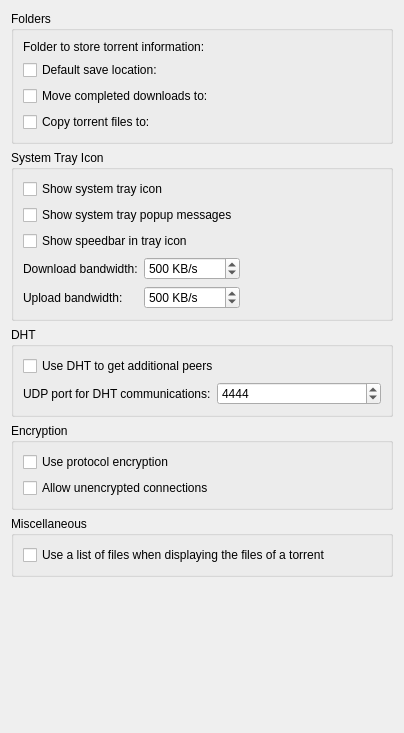
Before: the Qt Designer form ktorrent/generalpref.ui in KDE/ktorrent, drawn with Qt 5.
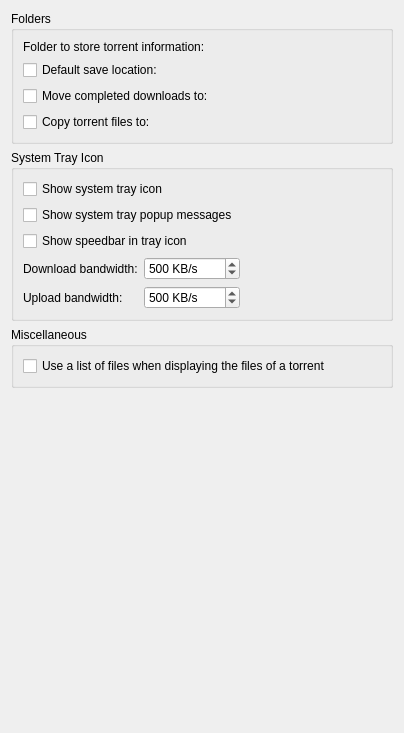
After: the same form once the commit is applied. Custom widgets are drawn as their Qt base class.

Commit message:
Finished settings dialog revamp : - DHT and encryption now are on the BitTorrent settings page - Stats plugin settings have been splitted into two pages
This results in a smaller config dialog, and so 152492 is fixed

```diff
--- a/ktorrent/generalpref.ui
+++ b/ktorrent/generalpref.ui
@@ -202,90 +202,6 @@
      </layout>
     </widget>
    </item>
-   <item>
-    <widget class="QGroupBox" name="dhtGroupBox" >
-     <property name="title" >
-      <string>DHT</string>
-     </property>
-     <layout class="QVBoxLayout" >
-      <item>
-       <widget class="QCheckBox" name="kcfg_dhtSupport" >
-        <property name="toolTip" >
-         <string>DHT is a trackerless protocol to find peers sharing the same torrents as you do.</string>
-        </property>
-        <property name="text" >
-         <string>Use DHT to get additional peers</string>
-        </property>
-       </widget>
-      </item>
-      <item>
-       <layout class="QHBoxLayout" >
-        <item>
-         <widget class="QLabel" name="label_4" >
-          <property name="text" >
-           <string>UDP port for DHT communications:</string>
-          </property>
-         </widget>
-        </item>
-        <item>
-         <widget class="QSpinBox" name="kcfg_dhtPort" >
-          <property name="toolTip" >
-           <string>&lt;html>&lt;head>&lt;meta name="qrichtext" content="1" />&lt;style type="text/css">
-p, li { white-space: pre-wrap; }
-&lt;/style>&lt;/head>&lt;body style=" font-family:'Sans Serif'; font-size:9pt; font-weight:400; font-style:normal;">
-&lt;p style=" margin-top:0px; margin-bottom:0px; margin-left:0px; margin-right:0px; -qt-block-indent:0; text-indent:0px;">UDP port to use for the DHT protocol.&lt;/p>
-&lt;p style="-qt-paragraph-type:empty; margin-top:0px; margin-bottom:0px; margin-left:0px; margin-right:0px; -qt-block-indent:0; text-indent:0px;">&lt;/p>
-&lt;p style=" margin-top:0px; margin-bottom:0px; margin-left:0px; margin-right:0px; -qt-block-indent:0; text-indent:0px;">&lt;span style=" font-weight:600;">Attention:&lt;/span> If you are behind a router, this port needs to be forwarded to accept incoming DHT requests. The UPnP plugin can do this for you.&lt;/p>&lt;/body>&lt;/html></string>
-          </property>
-          <property name="minimum" >
-           <number>1</number>
-          </property>
-          <property name="maximum" >
-           <number>65535</number>
-          </property>
-          <property name="value" >
-           <number>4444</number>
-          </property>
-         </widget>
-        </item>
-       </layout>
-      </item>
-     </layout>
-    </widget>
-   </item>
-   <item>
-    <widget class="QGroupBox" name="groupBox_4" >
-     <property name="title" >
-      <string>Encryption</string>
-     </property>
-     <layout class="QVBoxLayout" >
-      <item>
-       <widget class="QCheckBox" name="kcfg_useEncryption" >
-        <property name="toolTip" >
-         <string>&lt;html>&lt;head>&lt;meta name="qrichtext" content="1" />&lt;style type="text/css">
-p, li { white-space: pre-wrap; }
-&lt;/style>&lt;/head>&lt;body>
-&lt;p style=" margin-top:0px; margin-bottom:0px; margin-left:0px; margin-right:0px; -qt-block-indent:0; text-indent:0px;">Protocol encryption is useful when your ISP is slowing down bittorrent connections. &lt;/p>
-&lt;p style=" margin-top:0px; margin-bottom:0px; margin-left:0px; margin-right:0px; -qt-block-indent:0; text-indent:0px;">The encryption will prevent your bittorrent traffic to be flagged as bittorrent traffic, and so the ISP will not slow it down.&lt;/p>&lt;/body>&lt;/html></string>
-        </property>
-        <property name="text" >
-         <string>Use protocol encryption</string>
-        </property>
-       </widget>
-      </item>
-      <item>
-       <widget class="QCheckBox" name="kcfg_allowUnencryptedConnections" >
-        <property name="toolTip" >
-         <string>Not all clients support encryption, and some people have encryption disabled. If you want to connect to those peers, you need to have this option enabled.</string>
-        </property>
-        <property name="text" >
-         <string>Allow unencrypted connections</string>
-        </property>
-       </widget>
-      </item>
-     </layout>
-    </widget>
-   </item>
    <item>
     <widget class="QGroupBox" name="groupBox_3" >
      <property name="title" >
```
Left out of the diff: 32 changed lines with no effect on the pictures. The commit also changes 10 other files.
